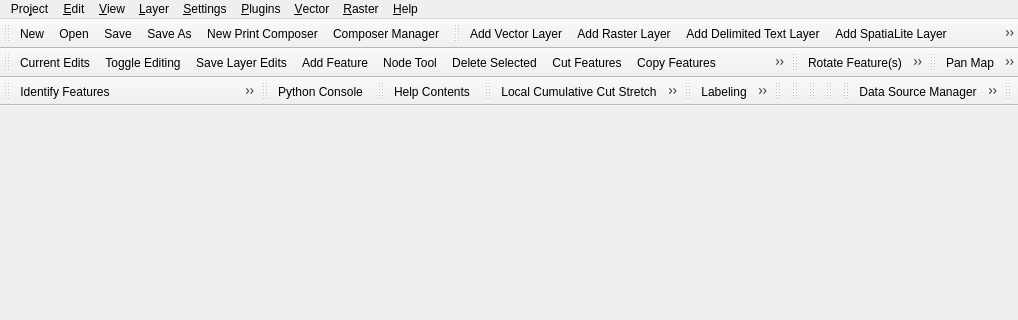
qgis/QGIS, file src/ui/qgisapp.ui: the form before one commit; both pictures show x 0 to 1018 and y 0 to 320 of the 1018 by 506 pixel window.
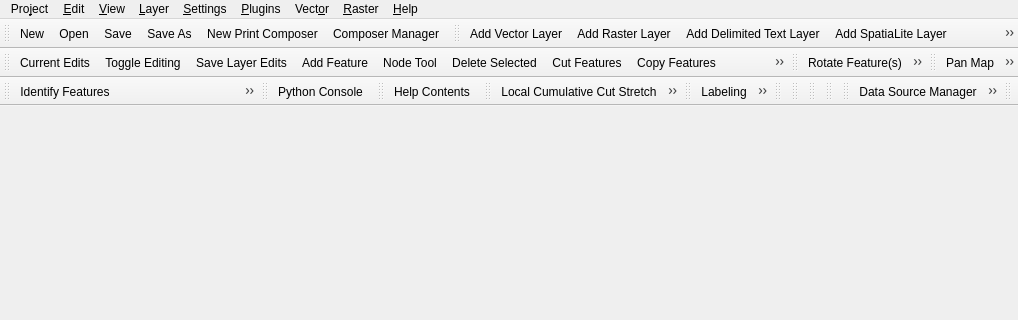
The form after the commit. Icons and pictures are not drawn.

Commit message: manual resolve conflicts for qgisapp.ui

The edit to the form file:
```diff
--- a/src/ui/qgisapp.ui
+++ b/src/ui/qgisapp.ui
@@ -17,7 +17,7 @@
      <x>0</x>
      <y>0</y>
      <width>1018</width>
-     <height>30</height>
+     <height>21</height>
     </rect>
    </property>
    <property name="toolTip">
@@ -236,7 +236,7 @@
    </widget>
    <widget class="QMenu" name="mVectorMenu">
     <property name="title">
-     <string>&amp;Vector</string>
+     <string>Vect&amp;or</string>
     </property>
     <widget class="QMenu" name="menuOpenStreetMap">
      <property name="title">
```
Left out of the diff: 240 changed lines with no effect on the pictures.
